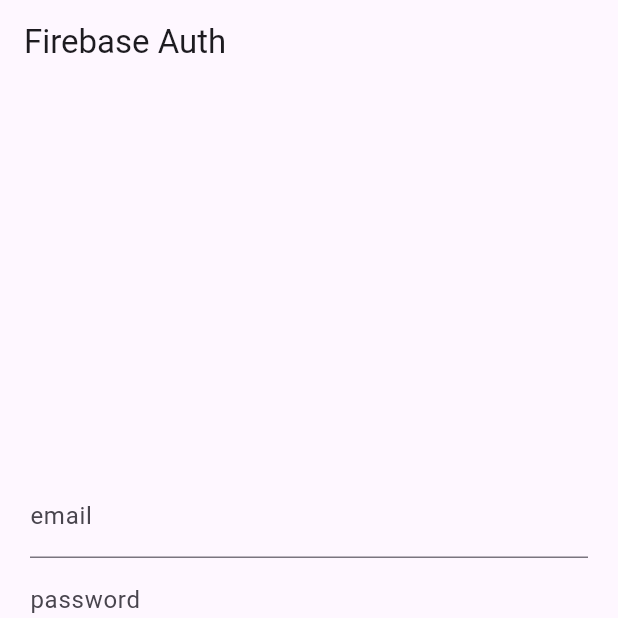
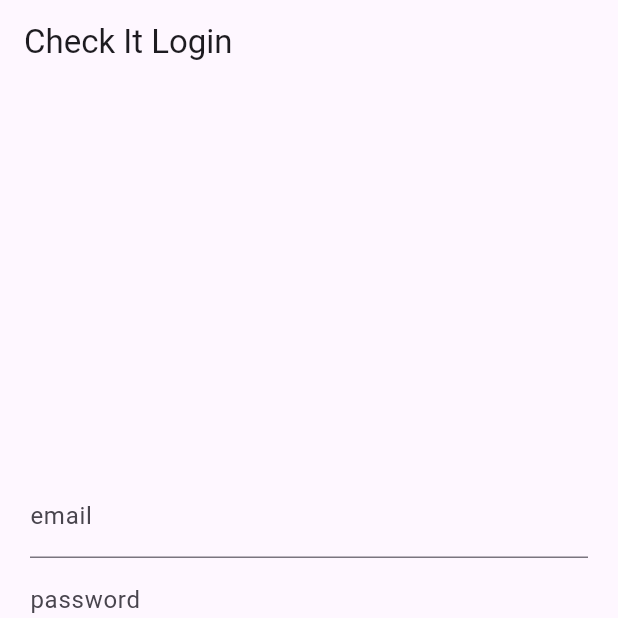
Before and after one commit to giuseppeb-816/check_it, a Flutter app: the screen it shows after launch, after a tap on "Login", on a phone screen of 412 x 824 dp, the top half of it. Run offline on Flutter 3.47's test engine with Material 2 defaults, Android fonts, the phone set to English and light mode, and no system bars; our stand-ins replace firebase_auth, firebase_core; accounts and stored records are empty; network calls fail.

Commit message:
Login page revisions

```diff
--- a/lib/main.dart
+++ b/lib/main.dart
@@ -16,7 +16,8 @@
   @override
   Widget build(BuildContext context) {
     return MaterialApp(
-      title: 'Flutter Demo',
+      title: 'Check It',
+      debugShowCheckedModeBanner: false,
       theme: ThemeData(
         useMaterial3: true,
         colorScheme: ColorScheme.fromSeed(seedColor: Colors.deepPurple)
--- a/lib/pages/login_register_page.dart
+++ b/lib/pages/login_register_page.dart
@@ -43,7 +43,7 @@
   }
 
   Widget _title() {
-    return const Text('Firebase Auth');
+    return const Text('Check It Login');
   }
 
   Widget _entryField(
```
